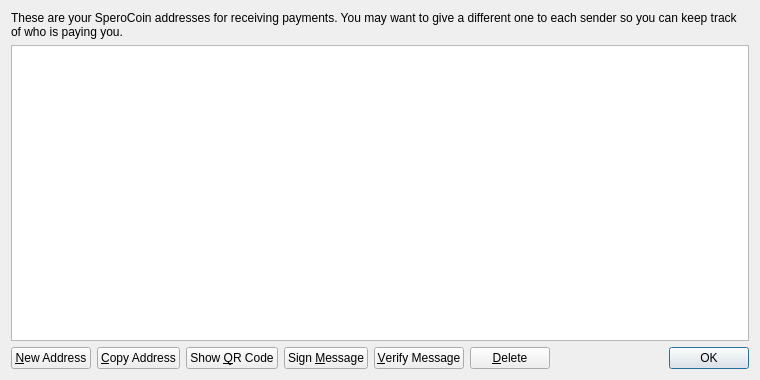
Before: the Qt Designer form src/qt/forms/addressbookpage.ui in LightBurdenOfficial/SperoCoin, drawn with Qt 5.
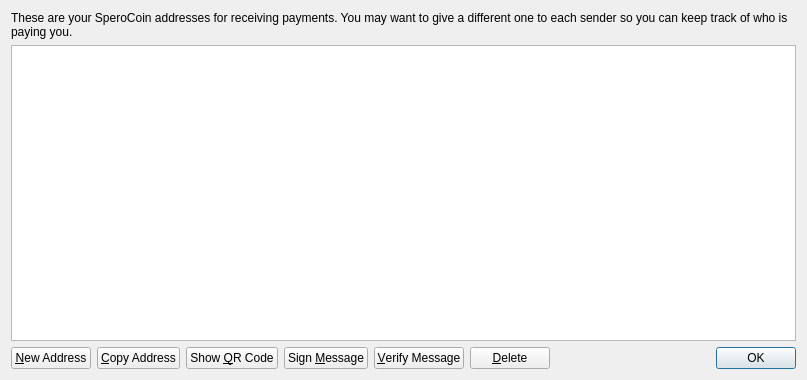
After: the same form once the commit is applied. Icons and pictures are not drawn.

Patch:
```diff
--- a/src/qt/forms/addressbookpage.ui
+++ b/src/qt/forms/addressbookpage.ui
@@ -6,7 +6,7 @@
    <rect>
     <x>0</x>
     <y>0</y>
-    <width>760</width>
+    <width>807</width>
     <height>380</height>
    </rect>
   </property>
@@ -19,6 +19,9 @@
   <layout class="QVBoxLayout" name="verticalLayout">
    <item>
     <widget class="QLabel" name="labelExplanation">
+     <property name="styleSheet">
+      <string notr="true">font: 75 12pt &quot;Century Gothic&quot;;</string>
+     </property>
      <property name="text">
       <string>These are your SperoCoin addresses for receiving payments. You may want to give a different one to each sender so you can keep track of who is paying you.</string>
      </property>
@@ -38,6 +41,9 @@
      <property name="toolTip">
       <string>Double-click to edit address or label</string>
      </property>
+     <property name="styleSheet">
+      <string notr="true">font: 10pt &quot;Arial Narrow&quot;;</string>
+     </property>
      <property name="tabKeyNavigation">
       <bool>false</bool>
      </property>
@@ -162,6 +168,9 @@
          <verstretch>0</verstretch>
         </sizepolicy>
        </property>
+       <property name="styleSheet">
+        <string notr="true">font: 75 9pt &quot;Century Gothic&quot;;</string>
+       </property>
        <property name="standardButtons">
         <set>QDialogButtonBox::Ok</set>
        </property>
```
Left out of the diff: 20 changed lines with no effect on the pictures.
